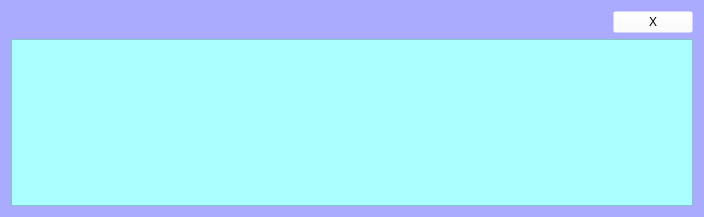
Above: out.ui from zhang-yunqi/PythonIDE before the change. Below: the same form after it.
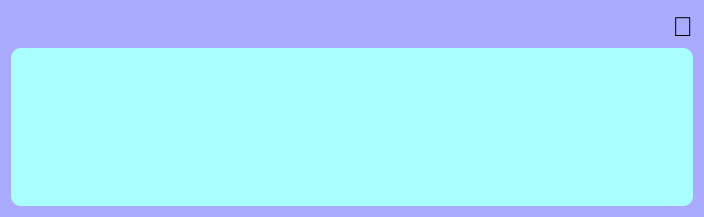
That is the form after the change.

Diff of the .ui file:
```diff
--- a/out.ui
+++ b/out.ui
@@ -27,7 +27,7 @@
   </property>
   <property name="styleSheet">
    <string notr="true">background:rgb(170, 170, 255);
-order-radius: 45px;
+border-radius: 10px;
 </string>
   </property>
   <layout class="QVBoxLayout" name="verticalLayout">
@@ -48,11 +48,16 @@
      </item>
      <item>
       <widget class="QPushButton" name="x">
+       <property name="font">
+        <font>
+         <pointsize>20</pointsize>
+        </font>
+       </property>
        <property name="styleSheet">
         <string notr="true">background:rgba(255,255,255, 0)</string>
        </property>
        <property name="text">
-        <string>X</string>
+        <string></string>
        </property>
       </widget>
      </item>
@@ -67,7 +72,8 @@
       </font>
      </property>
      <property name="styleSheet">
-      <string notr="true">background:rgb(170, 255, 255)</string>
+      <string notr="true">background:rgb(170, 255, 255);
+border-radius: 10px</string>
      </property>
     </widget>
    </item>
```
